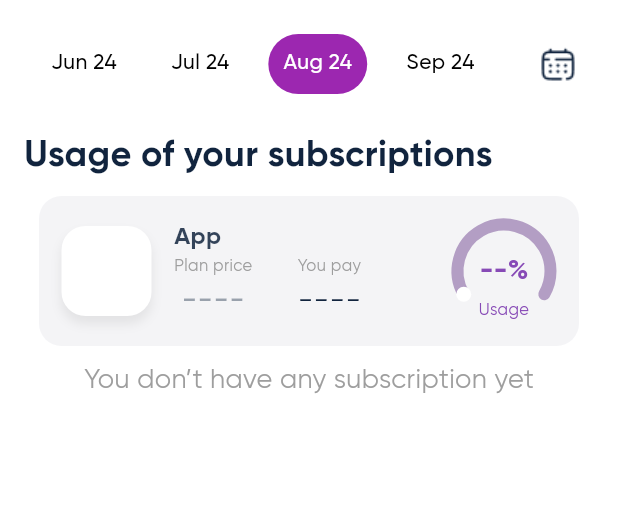
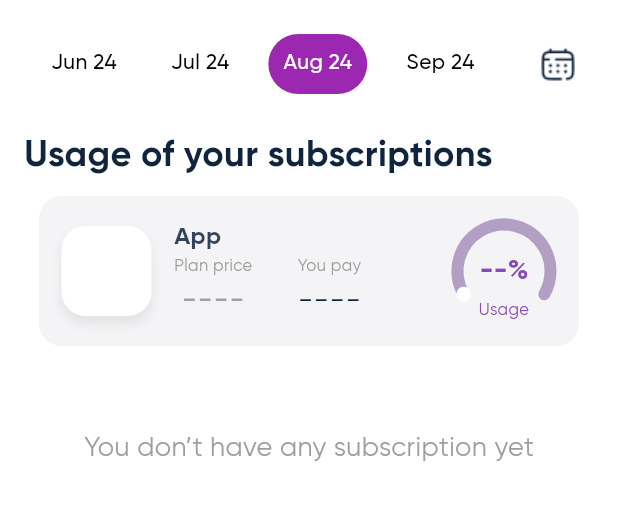
Before and after one commit to deplan-xyz/deplan-subscibtions-client, a Flutter app: the SubsciptionsHome screen opened by its route, on a phone screen of 412 x 824 dp, the part 86-607 px from its top. Run offline on Flutter 3.47's test engine with Material 3 defaults, Android fonts, the phone set to English and light mode, and no system bars; drawn by our look-alikes of dashed_circular_progress_bar; our stand-ins replace firebase_auth, firebase_core, month_picker_dialog; accounts and stored records are empty; statements that could not run were skipped.

Commit message:
chore: Update subscription card UI and styles

```diff
--- a/lib/screens/subsciptions_home.dart
+++ b/lib/screens/subsciptions_home.dart
@@ -64,12 +64,16 @@ class SubsciptionsHome extends StatelessWidget {
             ),
             // Empty state message
             SubscriptionCard(
-                appName: 'App',
-                planPrice: 0,
-                userPays: 0,
-                usagePercentage: 0,
-                avatar: '',
-                isEmpty: true),
+              appName: 'App',
+              planPrice: 0,
+              userPays: 0,
+              usagePercentage: 0,
+              avatar: '',
+              isEmpty: true,
+            ),
+            const SizedBox(
+              height: 45,
+            ),
             const Center(
               child: Text(
                 "You don’t have any subscription yet",
```
